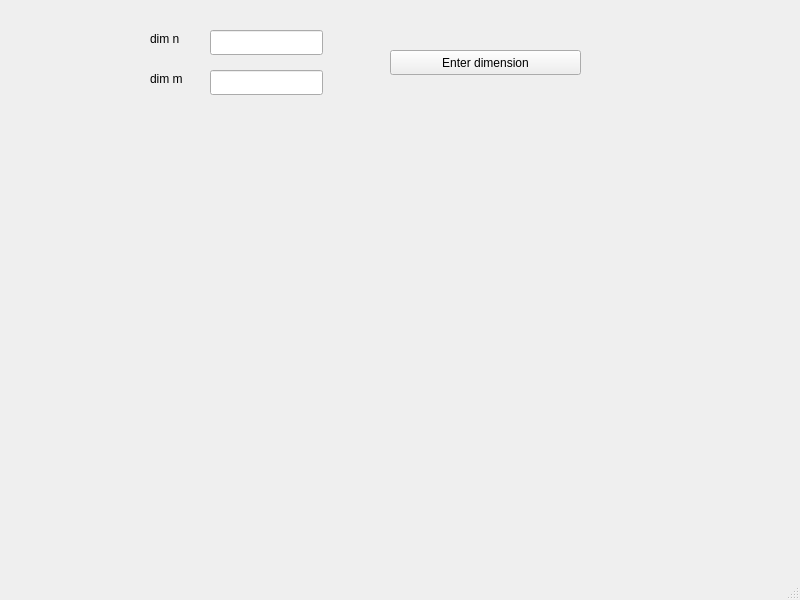
The window that src/geek-calculator/mainwindow.ui (Jelena-Zivovic/RS014-geek-calculator) describes before a commit, drawn with Qt 5.
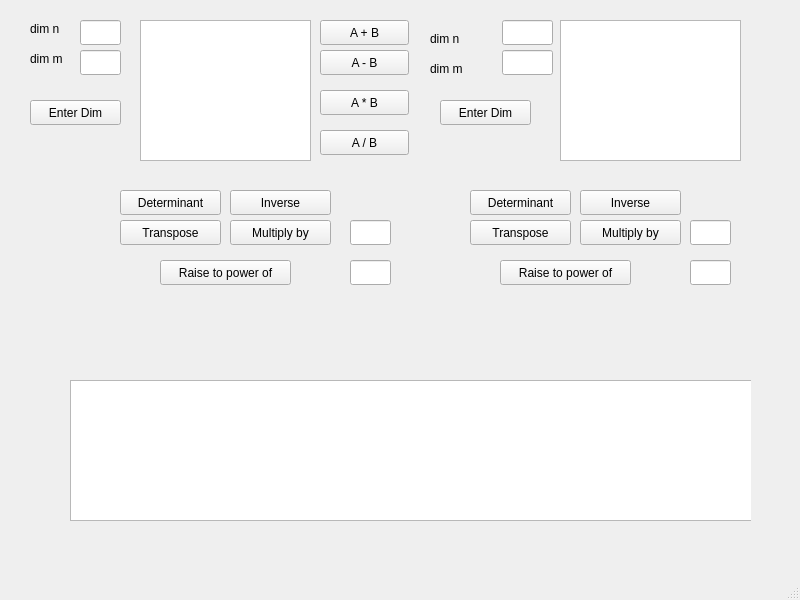
The same window after the commit.

Diff of the .ui file:
```diff
--- a/src/geek-calculator/mainwindow.ui
+++ b/src/geek-calculator/mainwindow.ui
@@ -17,10 +17,10 @@
    <widget class="QStackedWidget" name="stackedWidgets">
     <property name="geometry">
      <rect>
-      <x>130</x>
+      <x>20</x>
       <y>10</y>
-      <width>521</width>
-      <height>421</height>
+      <width>731</width>
+      <height>541</height>
      </rect>
     </property>
     <property name="currentIndex">
@@ -65,9 +65,9 @@
      <widget class="QLineEdit" name="dimNLineEdit">
       <property name="geometry">
        <rect>
-        <x>80</x>
-        <y>20</y>
-        <width>113</width>
+        <x>60</x>
+        <y>10</y>
+        <width>41</width>
         <height>25</height>
        </rect>
       </property>
@@ -75,9 +75,9 @@
      <widget class="QLineEdit" name="dimMLineEdit">
       <property name="geometry">
        <rect>
-        <x>80</x>
-        <y>60</y>
-        <width>113</width>
+        <x>60</x>
+        <y>40</y>
+        <width>41</width>
         <height>25</height>
        </rect>
       </property>
@@ -85,7 +85,56 @@
      <widget class="QLabel" name="dimNLabel">
       <property name="geometry">
        <rect>
-        <x>20</x>
+        <x>10</x>
+        <y>10</y>
+        <width>67</width>
+        <height>17</height>
+       </rect>
+      </property>
+      <property name="text">
+       <string>dim n</string>
+      </property>
+     </widget>
+     <widget class="QLabel" name="dimMLabelA">
+      <property name="geometry">
+       <rect>
+        <x>10</x>
+        <y>40</y>
+        <width>67</width>
+        <height>17</height>
+       </rect>
+      </property>
+      <property name="text">
+       <string>dim m</string>
+      </property>
+     </widget>
+     <widget class="QPushButton" name="enterDimensionButtonA">
+      <property name="geometry">
+       <rect>
+        <x>10</x>
+        <y>90</y>
+        <width>91</width>
+        <height>25</height>
+       </rect>
+      </property>
+      <property name="text">
+       <string>Enter Dim</string>
+      </property>
+     </widget>
+     <widget class="QPlainTextEdit" name="matrixInputPlainTextEditB">
+      <property name="geometry">
+       <rect>
+        <x>540</x>
+        <y>10</y>
+        <width>181</width>
+        <height>141</height>
+       </rect>
+      </property>
+     </widget>
+     <widget class="QLabel" name="dimNLabelB">
+      <property name="geometry">
+       <rect>
+        <x>410</x>
         <y>20</y>
         <width>67</width>
         <height>17</height>
@@ -98,8 +147,8 @@
      <widget class="QLabel" name="dimMLabel">
       <property name="geometry">
        <rect>
-        <x>20</x>
-        <y>60</y>
+        <x>410</x>
+        <y>50</y>
         <width>67</width>
         <height>17</height>
        </rect>
@@ -108,17 +157,279 @@
        <string>dim m</string>
       </property>
      </widget>
-     <widget class="QPushButton" name="pushButton">
+     <widget class="QLineEdit" name="dimNLineEdidB">
       <property name="geometry">
        <rect>
-        <x>260</x>
+        <x>482</x>
+        <y>10</y>
+        <width>51</width>
+        <height>25</height>
+       </rect>
+      </property>
+     </widget>
+     <widget class="QLineEdit" name="dimMLineEdit_2">
+      <property name="geometry">
+       <rect>
+        <x>482</x>
         <y>40</y>
-        <width>191</width>
+        <width>51</width>
         <height>25</height>
        </rect>
       </property>
+     </widget>
+     <widget class="QPlainTextEdit" name="matrixOutputPlainTextEdit">
+      <property name="geometry">
+       <rect>
+        <x>50</x>
+        <y>370</y>
+        <width>691</width>
+        <height>141</height>
+       </rect>
+      </property>
+     </widget>
+     <widget class="QPushButton" name="plusButton">
+      <property name="geometry">
+       <rect>
+        <x>300</x>
+        <y>10</y>
+        <width>89</width>
+        <height>25</height>
+       </rect>
+      </property>
       <property name="text">
-       <string>Enter dimension</string>
+       <string>A + B</string>
+      </property>
+     </widget>
+     <widget class="QPushButton" name="minusButton">
+      <property name="geometry">
+       <rect>
+        <x>300</x>
+        <y>40</y>
+        <width>89</width>
+        <height>25</height>
+       </rect>
+      </property>
+      <property name="text">
+       <string>A - B</string>
+      </property>
+     </widget>
+     <widget class="QPushButton" name="multiplyButton">
+      <property name="geometry">
+       <rect>
+        <x>300</x>
+        <y>80</y>
+        <width>89</width>
+        <height>25</height>
+       </rect>
+      </property>
+      <property name="text">
+       <string>A * B</string>
+      </property>
+     </widget>
+     <widget class="QPushButton" name="divideButton">
+      <property name="geometry">
+       <rect>
+        <x>300</x>
+        <y>120</y>
+        <width>89</width>
+        <height>25</height>
+       </rect>
+      </property>
+      <property name="text">
+       <string>A / B</string>
+      </property>
+     </widget>
+     <widget class="QPlainTextEdit" name="matrixInputPlainTextEditA">
+      <property name="geometry">
+       <rect>
+        <x>120</x>
+        <y>10</y>
+        <width>171</width>
+        <height>141</height>
+       </rect>
+      </property>
+     </widget>
+     <widget class="QPushButton" name="enterDimensionButtonB">
+      <property name="geometry">
+       <rect>
+        <x>420</x>
+        <y>90</y>
+        <width>91</width>
+        <height>25</height>
+       </rect>
+      </property>
+      <property name="text">
+       <string>Enter Dim</string>
+      </property>
+     </widget>
+     <widget class="QPushButton" name="determinantButtonA">
+      <property name="geometry">
+       <rect>
+        <x>100</x>
+        <y>180</y>
+        <width>101</width>
+        <height>25</height>
+       </rect>
+      </property>
+      <property name="text">
+       <string>Determinant</string>
+      </property>
+     </widget>
+     <widget class="QPushButton" name="inverseButtonA">
+      <property name="geometry">
+       <rect>
+        <x>210</x>
+        <y>180</y>
+        <width>101</width>
+        <height>25</height>
+       </rect>
+      </property>
+      <property name="text">
+       <string>Inverse</string>
+      </property>
+     </widget>
+     <widget class="QPushButton" name="transposeButtonA">
+      <property name="geometry">
+       <rect>
+        <x>100</x>
+        <y>210</y>
+        <width>101</width>
+        <height>25</height>
+       </rect>
+      </property>
+      <property name="text">
+       <string>Transpose</string>
+      </property>
+     </widget>
+     <widget class="QPushButton" name="multiplyByButtonA">
+      <property name="geometry">
+       <rect>
+        <x>210</x>
+        <y>210</y>
+        <width>101</width>
+        <height>25</height>
+       </rect>
+      </property>
+      <property name="text">
+       <string>Multiply by</string>
+      </property>
+     </widget>
+     <widget class="QLineEdit" name="multiplyBylineEditA">
+      <property name="geometry">
+       <rect>
+        <x>330</x>
+        <y>210</y>
+        <width>41</width>
+        <height>25</height>
+       </rect>
+      </property>
+     </widget>
+     <widget class="QPushButton" name="raisePowerButtonA">
+      <property name="geometry">
+       <rect>
+        <x>140</x>
+        <y>250</y>
+        <width>131</width>
+        <height>25</height>
+       </rect>
+      </property>
+      <property name="text">
+       <string>Raise to power of</string>
+      </property>
+     </widget>
+     <widget class="QLineEdit" name="raisePowerlineEditA">
+      <property name="geometry">
+       <rect>
+        <x>330</x>
+        <y>250</y>
+        <width>41</width>
+        <height>25</height>
+       </rect>
+      </property>
+     </widget>
+     <widget class="QPushButton" name="determinantButtonB">
+      <property name="geometry">
+       <rect>
+        <x>450</x>
+        <y>180</y>
+        <width>101</width>
+        <height>25</height>
+       </rect>
+      </property>
+      <property name="text">
+       <string>Determinant</string>
+      </property>
+     </widget>
+     <widget class="QPushButton" name="inverseButtonB">
+      <property name="geometry">
+       <rect>
+        <x>560</x>
+        <y>180</y>
+        <width>101</width>
+        <height>25</height>
+       </rect>
+      </property>
+      <property name="text">
+       <string>Inverse</string>
+      </property>
+     </widget>
+     <widget class="QPushButton" name="transposeButtonB">
+      <property name="geometry">
+       <rect>
+        <x>450</x>
+        <y>210</y>
+        <width>101</width>
+        <height>25</height>
+       </rect>
+      </property>
+      <property name="text">
+       <string>Transpose</string>
+      </property>
+     </widget>
+     <widget class="QPushButton" name="multiplyByButtonB">
+      <property name="geometry">
+       <rect>
+        <x>560</x>
+        <y>210</y>
+        <width>101</width>
+        <height>25</height>
+       </rect>
+      </property>
+      <property name="text">
+       <string>Multiply by</string>
+      </property>
+     </widget>
+     <widget class="QPushButton" name="raisePowerButtonB">
+      <property name="geometry">
+       <rect>
+        <x>480</x>
+        <y>250</y>
+        <width>131</width>
+        <height>25</height>
+       </rect>
+      </property>
+      <property name="text">
+       <string>Raise to power of</string>
+      </property>
+     </widget>
+     <widget class="QLineEdit" name="raisePowerlineEditB">
+      <property name="geometry">
+       <rect>
+        <x>670</x>
+        <y>250</y>
+        <width>41</width>
+        <height>25</height>
+       </rect>
+      </property>
+     </widget>
+     <widget class="QLineEdit" name="multiplByrlineEditB">
+      <property name="geometry">
+       <rect>
+        <x>670</x>
+        <y>210</y>
+        <width>41</width>
+        <height>25</height>
+       </rect>
       </property>
      </widget>
     </widget>
```
Left out of the diff: 8 changed lines with no effect on the pictures.
